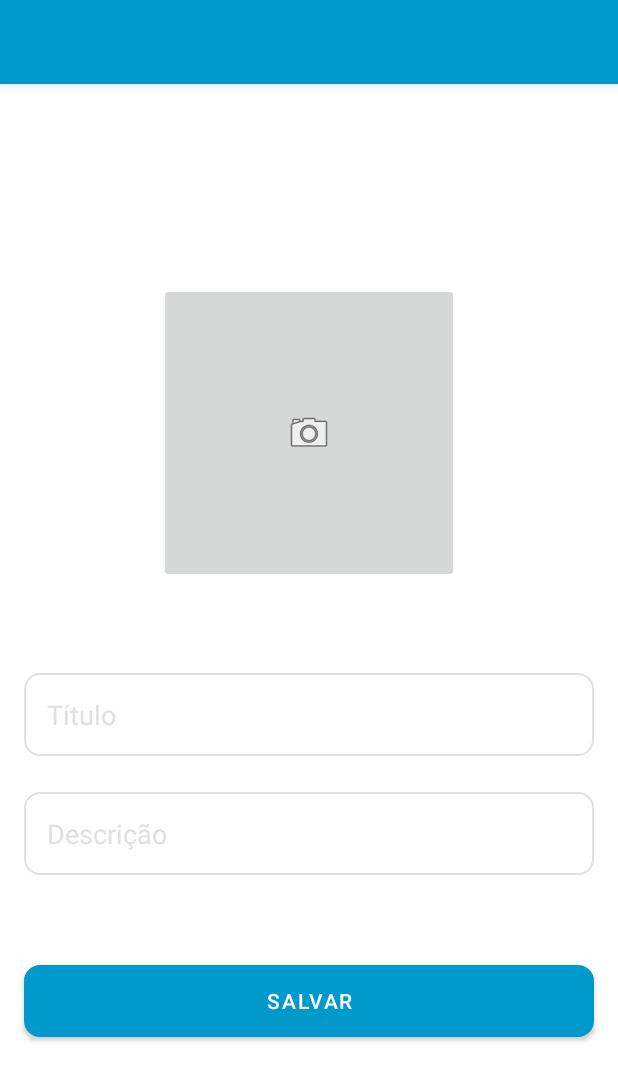
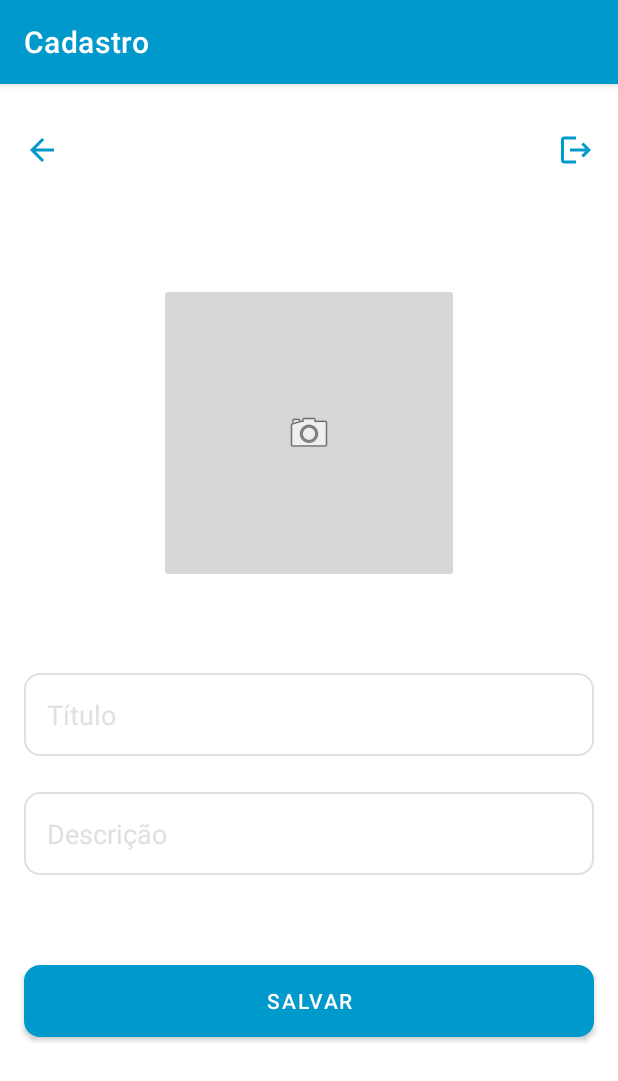
Before and after one commit to RafaelBarbosa09/at-monetizacao-kotlin, an Android app: the CadastroAnotacaoFragment screen opened through its navigation route, on a phone screen of 412 x 824 dp. Shown: the top 1081 px of the screen. Run offline under Robolectric (Android 15) with nearby library versions, the phone set to English and light mode, and no system bars; our stand-ins replace Firebase (no records; nobody signed in at launch, a user with empty details on screens opened directly).

Commit message:
salvando anotacao criptografada

```diff
--- a/app/build.gradle
+++ b/app/build.gradle
@@ -12,7 +12,7 @@ android {
 
     defaultConfig {
         applicationId "br.edu.infnet.at_monetizacao"
-        minSdkVersion 21  //23
+        minSdkVersion 24  //23  //21
         targetSdkVersion 30
         versionCode 1
         versionName "1.0"
@@ -52,4 +52,7 @@ dependencies {
     testImplementation 'junit:junit:4.+'
     androidTestImplementation 'androidx.test.ext:junit:1.1.2'
     androidTestImplementation 'androidx.test.espresso:espresso-core:3.3.0'
+
+//    implementation "androidx.security:security-crypto:1.0.0-alpha02"
+    implementation "androidx.security:security-crypto:1.1.0-alpha03"
 }
--- a/app/src/main/java/br/edu/infnet/at_monetizacao/ui/anotacao/CadastroAnotacaoFragment.kt
+++ b/app/src/main/java/br/edu/infnet/at_monetizacao/ui/anotacao/CadastroAnotacaoFragment.kt
@@ -16,13 +16,17 @@ import android.view.ViewGroup
 import android.widget.EditText
 import android.widget.ImageView
 import android.widget.Toast
+import androidx.appcompat.app.AppCompatActivity
 import androidx.core.content.ContextCompat
+import androidx.navigation.findNavController
+import androidx.navigation.fragment.findNavController
+import androidx.security.crypto.EncryptedFile
+import androidx.security.crypto.MasterKeys
 import br.edu.infnet.at_monetizacao.R
 import br.edu.infnet.at_monetizacao.domain.service.AnotacaoService
 import com.google.firebase.auth.FirebaseAuth
 import kotlinx.android.synthetic.main.fragment_cadastro_anotacao.*
-import java.io.File
-import java.io.FileOutputStream
+import java.io.*
 import java.util.*
 
 class CadastroAnotacaoFragment : Fragment() {
@@ -32,18 +36,19 @@ class CadastroAnotacaoFragment : Fragment() {
     private lateinit var bitmapPicture: Bitmap
 
     private lateinit var firebaseAuthService: FirebaseAuth
-    private lateinit var annotationService: AnotacaoService
-    private lateinit var manifest: Manifest
+    private lateinit var anotacaoService: AnotacaoService
+    private val FILE_NAME = "expfile"
+    private var count = 0
 
     override fun onCreateView(
         inflater: LayoutInflater, container: ViewGroup?,
         savedInstanceState: Bundle?
     ): View? {
         val view =  inflater.inflate(R.layout.fragment_cadastro_anotacao, container, false)
+        (activity as AppCompatActivity).supportActionBar?.title = "Cadastro"
 
+        firebaseAuthService = FirebaseAuth.getInstance()
         viewModel = CadastroAnotacaoViewModel()
-
-        salvarFoto(view)
 
         return view
     }
@@ -51,6 +56,20 @@ class CadastroAnotacaoFragment : Fragment() {
     override fun onViewCreated(view: View, savedInstanceState: Bundle?) {
         super.onViewCreated(view, savedInstanceState)
 
+        btnLogoutAnotacao.setOnClickListener {
+            firebaseAuthService.signOut()
+            findNavController().navigate(R.id.loginFragment)
+        }
+
+        btnVoltarAnotacao.setOnClickListener {
+            findNavController().popBackStack()
+        }
+
+        imgAnotacao.setOnClickListener{
+            salvarFoto(it)
+        }
+
+        btnCadastrarAnotacao.setOnClickListener {
             val editTextTitulo = view.findViewById<EditText>(R.id.iptTituloAnotacao).text.toString()
             val editTextDescricao = view.findViewById<EditText>(R.id.iptTituloDescricao).text.toString()
 
@@ -59,27 +78,60 @@ class CadastroAnotacaoFragment : Fragment() {
 
             bitmapPicture.compress(Bitmap.CompressFormat.JPEG, 85, fOut)
 
-
             fOut.flush()
             fOut.close()
 
             var picture = bitmapPicture
 
             viewModel.salvarAnotacao(editTextTitulo, editTextDescricao, picture)
+
+            clickGravar(it, editTextTitulo, editTextDescricao)
+
+            view.findNavController().popBackStack()
+        }
     }
 
+    private fun getEncFile(nome: String): EncryptedFile{
+        val masterKeyAlias: String = MasterKeys.getOrCreate(MasterKeys.AES256_GCM_SPEC)
+        val file = File(context?.filesDir, nome)
+
+        return EncryptedFile.Builder(
+                file,
+                requireContext(),
+                masterKeyAlias,
+                EncryptedFile.FileEncryptionScheme.AES256_GCM_HKDF_4KB)
+                .build()
+    }
+
+    fun clickGravar(view: View, titulo: String, descricao: String){
+        val encryptedOut: FileOutputStream = getEncFile("$titulo.txt").openFileOutput()
+        val pw = PrintWriter(encryptedOut)
+        pw.println(titulo)
+        pw.println(descricao)
+        pw.flush()
+        encryptedOut.close()
+    }
+
+    fun clickLer(view: View){
+        val encryptedIn: FileInputStream = getEncFile("teste ler.txt").openFileInput()
+        val br = BufferedReader(InputStreamReader(encryptedIn))
+
+        br.lines().forEach {
+            t -> Log.d("LEITURA: ",t)
+        }
+        encryptedIn.close()
+    }
+
+
+
     private fun salvarFoto(view: View) {
-        var fotoImageView = view.findViewById<ImageView>(R.id.imgAnotacao)
-
-        fotoImageView.setOnClickListener {
-
         if(ContextCompat.checkSelfPermission(requireContext(),  Manifest.permission.CAMERA) == PackageManager.PERMISSION_GRANTED) {
             val takePictureIntent = Intent(MediaStore.ACTION_IMAGE_CAPTURE)
 
             if (takePictureIntent.resolveActivity(requireContext().packageManager) != null) {
                 startActivityForResult(takePictureIntent, CAMERA_REQUEST_CODE)
             } else {
-                    Toast.makeText(requireContext(), "Peguei a foto!", Toast.LENGTH_SHORT).show()
+                Toast.makeText(requireContext(), "erro", Toast.LENGTH_SHORT).show()
             }
         } else {
             if (shouldShowRequestPermissionRationale(Manifest.permission.CAMERA)) {
@@ -88,7 +140,6 @@ class CadastroAnotacaoFragment : Fragment() {
             requestPermissions(arrayOf(Manifest.permission.CAMERA), CAMERA_REQUEST_CODE)
         }
 
-        }
     }
 
     override fun onActivityResult(requestCode: Int, resultCode: Int, data: Intent?) {
@@ -103,5 +154,4 @@ class CadastroAnotacaoFragment : Fragment() {
             super.onActivityResult(requestCode, resultCode, data)
         }
     }
-
 }
--- a/app/src/main/java/br/edu/infnet/at_monetizacao/ui/usuario/login/LoginFragment.kt
+++ b/app/src/main/java/br/edu/infnet/at_monetizacao/ui/usuario/login/LoginFragment.kt
@@ -30,7 +30,7 @@ class LoginFragment : Fragment() {
 
         viewModel.sucesso.observe(viewLifecycleOwner, Observer {
             if(it)
-                findNavController().navigate(R.id.cadastroAnotacaoFragment)
+                findNavController().navigate(R.id.homeFragment)
         })
 
         return view
@@ -56,4 +56,13 @@ class LoginFragment : Fragment() {
         }
     }
 
+    override fun onResume() {
+        super.onResume()
+        (activity as AppCompatActivity).supportActionBar?.hide()
+    }
+
+    override fun onStop() {
+        super.onStop()
+        (activity as AppCompatActivity).supportActionBar?.show()
+    }
 }
--- a/app/src/main/res/layout/fragment_cadastro_anotacao.xml
+++ b/app/src/main/res/layout/fragment_cadastro_anotacao.xml
@@ -73,4 +73,24 @@
         app:layout_constraintTop_toTopOf="parent"
         app:layout_constraintVertical_chainStyle="packed" />
 
+    <ImageView
+        android:id="@+id/btnLogoutAnotacao"
+        android:layout_width="wrap_content"
+        android:layout_height="wrap_content"
+        android:layout_marginTop="32dp"
+        android:layout_marginEnd="16dp"
+        android:src="@drawable/ic_logout_focused"
+        app:layout_constraintEnd_toEndOf="parent"
+        app:layout_constraintTop_toTopOf="parent" />
+
+    <ImageView
+        android:id="@+id/btnVoltarAnotacao"
+        android:layout_width="wrap_content"
+        android:layout_height="wrap_content"
+        android:layout_marginStart="16dp"
+        android:layout_marginTop="32dp"
+        android:src="@drawable/ic_arrow"
+        app:layout_constraintStart_toStartOf="parent"
+        app:layout_constraintTop_toTopOf="parent" />
+
 </androidx.constraintlayout.widget.ConstraintLayout>
--- a/app/src/main/res/navigation/nav_graph.xml
+++ b/app/src/main/res/navigation/nav_graph.xml
@@ -25,4 +25,9 @@
         android:name="br.edu.infnet.at_monetizacao.ui.anotacao.CadastroAnotacaoFragment"
         android:label="fragment_cadastro_anotacao"
         tools:layout="@layout/fragment_cadastro_anotacao" />
+    <fragment
+        android:id="@+id/homeFragment"
+        android:name="br.edu.infnet.at_monetizacao.ui.home.HomeFragment"
+        android:label="home_fragment"
+        tools:layout="@layout/home_fragment" />
 </navigation>
```
Also changed, not shown: app/src/main/java/br/edu/infnet/at_monetizacao/ui/home/HomeFragment.kt (+15 -0 lines), app/src/main/java/br/edu/infnet/at_monetizacao/ui/usuario/cadastro/CadastroUsuarioFragment.kt (+9 -0 lines), app/src/main/res/layout/home_fragment.xml (+31 -0 lines). Lines whose indentation alone changed are shown as unchanged.
